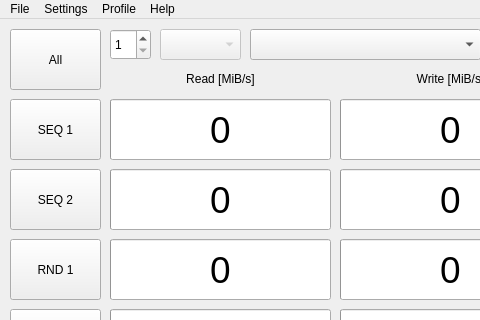
Old version of the form src/mainwindow.ui in the repository JonMagon/KDiskMark; both pictures show x 0 to 480 and y 0 to 320 of the 578 by 405 pixel window.
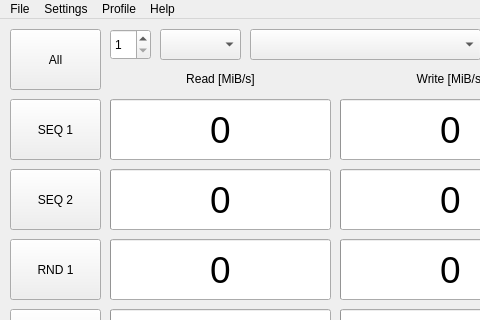
New version of the form.

The edit to the form file:
```diff
--- a/src/mainwindow.ui
+++ b/src/mainwindow.ui
@@ -57,7 +57,7 @@
    </widget>
    <widget class="QComboBox" name="comboBox">
     <property name="enabled">
-     <bool>false</bool>
+     <bool>true</bool>
     </property>
     <property name="geometry">
      <rect>
```
Left out of the diff: 2 changed lines with no effect on the pictures.
